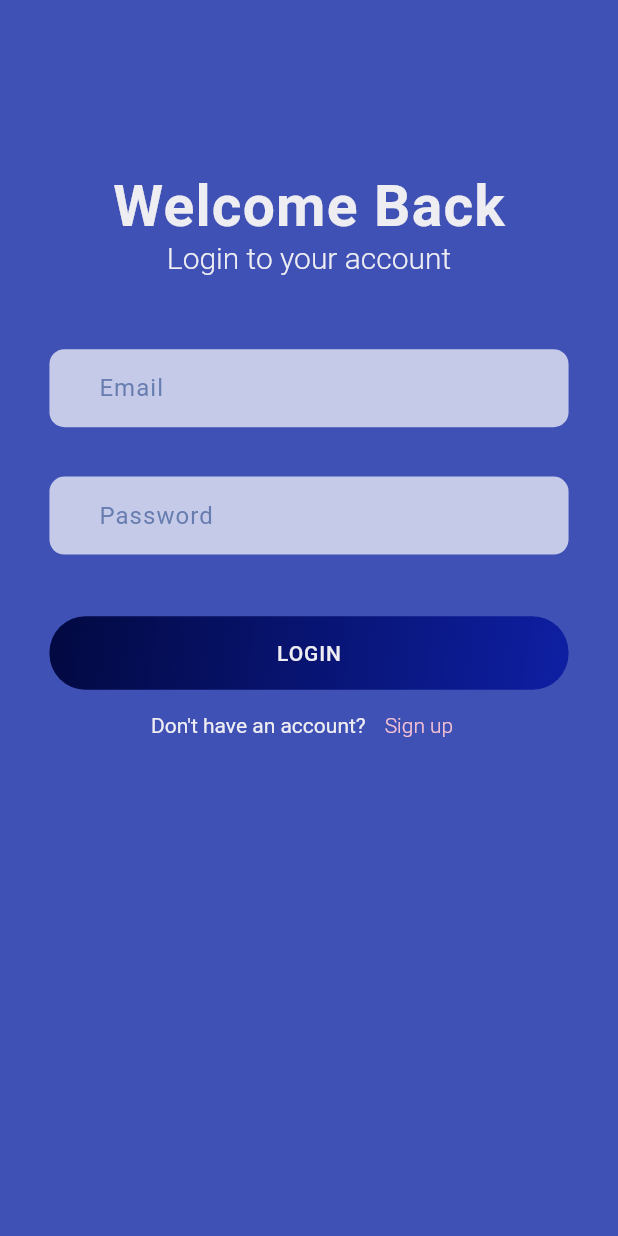
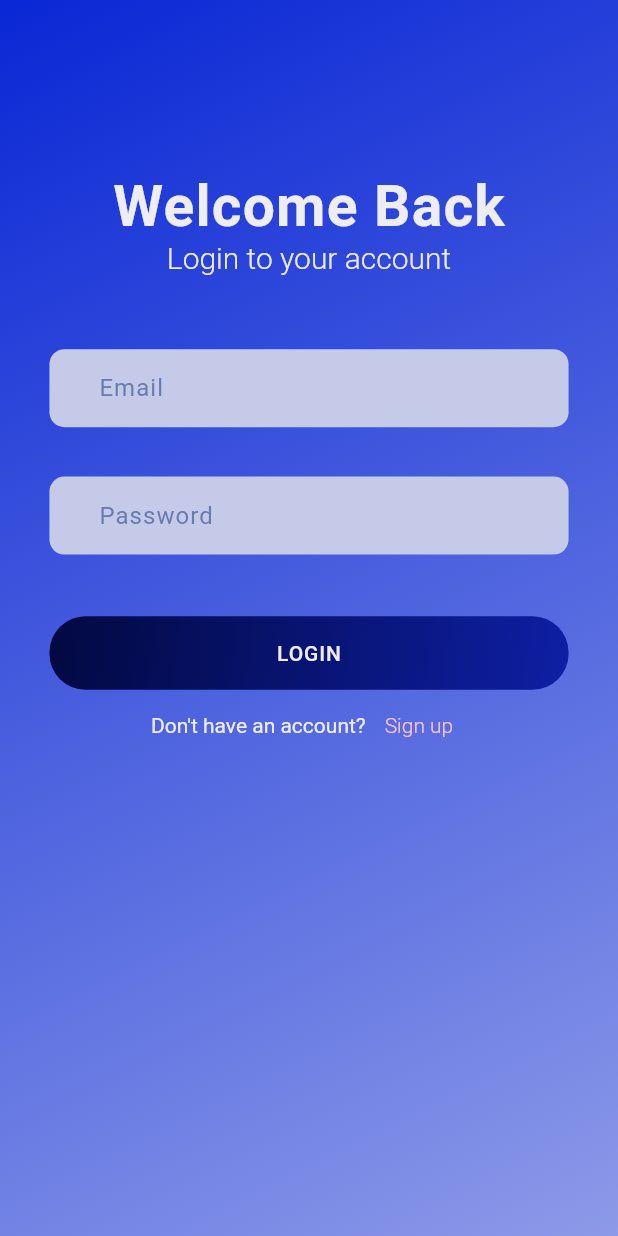
Before and after one commit to ayushrakesh/ticket_booking, a Flutter app: the screen it shows after launch, on a phone screen of 412 x 824 dp. Run offline on Flutter 3.47's test engine with Material 2 defaults, Android fonts, the phone set to English and light mode, and no system bars; our stand-ins replace barcode_widget, cloud_firestore, firebase_auth, firebase_core, fluentui_system_icons, flutter_dotenv and 3 more; missing offline and left inert: razorpay_flutter; accounts and stored records are empty.

```diff
--- a/lib/screens/all_tickets_screen.dart
+++ b/lib/screens/all_tickets_screen.dart
@@ -345,7 +345,7 @@ class _AllTicketsScreenState extends State<AllTicketsScreen> {
                       13,
                     ),
                   ),
-                  backgroundColor: Color.fromARGB(255, 205, 145, 230),
+                  backgroundColor: Color.fromARGB(255, 115, 9, 160),
                   padding: EdgeInsets.symmetric(
                     vertical: height * 0.02,
                   ),
--- a/lib/screens/home_screen.dart
+++ b/lib/screens/home_screen.dart
@@ -171,10 +171,10 @@ class _HomeScreenState extends State<HomeScreen> {
               ],
             ),
           ),
-          const Gap(15),
+          Gap(height * 0.02),
           Container(
             width: double.infinity,
-            height: height * 0.5,
+            height: height * 0.4,
             child: StreamBuilder<QuerySnapshot>(
               builder: (context, snapshot) {
                 // print(snapshot.data!.docs.
--- a/lib/screens/login_screen.dart
+++ b/lib/screens/login_screen.dart
@@ -87,8 +87,19 @@ class _LoginScreenState extends State<LoginScreen> {
 
   @override
   Widget build(BuildContext context) {
-    return Scaffold(
-      backgroundColor: Colors.indigo,
+    return Container(
+      decoration: BoxDecoration(
+        gradient: LinearGradient(
+          colors: [
+            const Color.fromARGB(255, 9, 39, 213),
+            Color.fromARGB(255, 140, 154, 232),
+          ],
+          begin: Alignment.topLeft,
+          end: Alignment.bottomRight,
+        ),
+      ),
+      child: Scaffold(
+        backgroundColor: Colors.transparent,
         body: SingleChildScrollView(
           child: Padding(
             padding: EdgeInsets.symmetric(
@@ -153,24 +164,35 @@ class _LoginScreenState extends State<LoginScreen> {
                               color: Styles.primaryColor, letterSpacing: 0.7),
                           fillColor: Colors.indigo.shade100,
                           filled: true,
+                          errorStyle: TextStyle(
+                            fontSize: 14,
+                            color: const Color.fromARGB(255, 235, 195, 75),
+                          ),
+                          border: OutlineInputBorder(
+                            borderRadius: BorderRadius.circular(
+                              10,
+                            ),
+                            borderSide: BorderSide.none,
+                          ),
                           contentPadding: EdgeInsets.symmetric(
-                            vertical: height * 0.02, horizontal: width * 0.08),
-                        focusedBorder: OutlineInputBorder(
-                          borderSide: BorderSide.none,
-                          borderRadius: BorderRadius.circular(10),
-                        ),
-                        enabledBorder: OutlineInputBorder(
-                          borderSide: BorderSide.none,
-                          borderRadius: BorderRadius.circular(10),
-                        ),
-                        disabledBorder: OutlineInputBorder(
-                          borderSide: BorderSide.none,
-                          borderRadius: BorderRadius.circular(10),
-                        ),
-                        errorBorder: OutlineInputBorder(
-                          borderSide: BorderSide.none,
-                          borderRadius: BorderRadius.circular(10),
-                        ),
+                              vertical: height * 0.02,
+                              horizontal: width * 0.08),
+                          // focusedBorder: OutlineInputBorder(
+                          //   borderSide: BorderSide.none,
+                          //   borderRadius: BorderRadius.circular(10),
+                          // ),
+                          // enabledBorder: OutlineInputBorder(
+                          //   borderSide: BorderSide.none,
+                          //   borderRadius: BorderRadius.circular(10),
+                          // ),
+                          // disabledBorder: OutlineInputBorder(
+                          //   borderSide: BorderSide.none,
+                          //   borderRadius: BorderRadius.circular(10),
+                          // ),
+                          // errorBorder: OutlineInputBorder(
+                          //   borderSide: BorderSide.none,
+                          //   borderRadius: BorderRadius.circular(10),
+                          // ),
                         ),
                       ),
                       Gap(height * .04),
@@ -192,6 +214,17 @@ class _LoginScreenState extends State<LoginScreen> {
                                 });
                               },
                               decoration: InputDecoration(
+                                errorStyle: TextStyle(
+                                  fontSize: 14,
+                                  color:
+                                      const Color.fromARGB(255, 235, 195, 75),
+                                ),
+                                border: OutlineInputBorder(
+                                  borderRadius: BorderRadius.circular(
+                                    10,
+                                  ),
+                                  borderSide: BorderSide.none,
+                                ),
                                 hintText: 'Username',
                                 hintStyle: TextStyle(
                                     color: Styles.primaryColor,
@@ -201,22 +234,22 @@ class _LoginScreenState extends State<LoginScreen> {
                                 contentPadding: EdgeInsets.symmetric(
                                     vertical: height * 0.02,
                                     horizontal: width * 0.08),
-                              focusedBorder: OutlineInputBorder(
-                                borderSide: BorderSide.none,
-                                borderRadius: BorderRadius.circular(10),
-                              ),
-                              enabledBorder: OutlineInputBorder(
-                                borderSide: BorderSide.none,
-                                borderRadius: BorderRadius.circular(10),
-                              ),
-                              disabledBorder: OutlineInputBorder(
-                                borderSide: BorderSide.none,
-                                borderRadius: BorderRadius.circular(10),
-                              ),
-                              errorBorder: OutlineInputBorder(
-                                borderSide: BorderSide.none,
-                                borderRadius: BorderRadius.circular(10),
-                              ),
+                                // focusedBorder: OutlineInputBorder(
+                                //   borderSide: BorderSide.none,
+                                //   borderRadius: BorderRadius.circular(10),
+                                // ),
+                                // enabledBorder: OutlineInputBorder(
+                                //   borderSide: BorderSide.none,
+                                //   borderRadius: BorderRadius.circular(10),
+                                // ),
+                                // disabledBorder: OutlineInputBorder(
+                                //   borderSide: BorderSide.none,
+                                //   borderRadius: BorderRadius.circular(10),
+                                // ),
+                                // errorBorder: OutlineInputBorder(
+                                //   borderSide: BorderSide.none,
+                                //   borderRadius: BorderRadius.circular(10),
+                                // ),
                               ),
                             ),
                             Gap(height * 0.04),
@@ -243,29 +276,40 @@ class _LoginScreenState extends State<LoginScreen> {
                           });
                         },
                         decoration: InputDecoration(
+                          errorStyle: TextStyle(
+                            fontSize: 14,
+                            color: const Color.fromARGB(255, 235, 195, 75),
+                          ),
+                          border: OutlineInputBorder(
+                            borderRadius: BorderRadius.circular(
+                              10,
+                            ),
+                            borderSide: BorderSide.none,
+                          ),
                           hintText: 'Password',
                           hintStyle: TextStyle(
                               color: Styles.primaryColor, letterSpacing: 0.7),
                           fillColor: Colors.indigo.shade100,
                           filled: true,
                           contentPadding: EdgeInsets.symmetric(
-                            vertical: height * 0.02, horizontal: width * 0.08),
-                        focusedBorder: OutlineInputBorder(
-                          borderSide: BorderSide.none,
-                          borderRadius: BorderRadius.circular(10),
-                        ),
-                        enabledBorder: OutlineInputBorder(
-                          borderSide: BorderSide.none,
-                          borderRadius: BorderRadius.circular(10),
-                        ),
-                        disabledBorder: OutlineInputBorder(
-                          borderSide: BorderSide.none,
-                          borderRadius: BorderRadius.circular(10),
-                        ),
-                        errorBorder: OutlineInputBorder(
-                          borderSide: BorderSide.none,
-                          borderRadius: BorderRadius.circular(10),
-                        ),
+                              vertical: height * 0.02,
+                              horizontal: width * 0.08),
+                          // focusedBorder: OutlineInputBorder(
+                          //   borderSide: BorderSide.none,
+                          //   borderRadius: BorderRadius.circular(10),
+                          // ),
+                          // enabledBorder: OutlineInputBorder(
+                          //   borderSide: BorderSide.none,
+                          //   borderRadius: BorderRadius.circular(10),
+                          // ),
+                          // disabledBorder: OutlineInputBorder(
+                          //   borderSide: BorderSide.none,
+                          //   borderRadius: BorderRadius.circular(10),
+                          // ),
+                          // errorBorder: OutlineInputBorder(
+                          //   borderSide: BorderSide.none,
+                          //   borderRadius: BorderRadius.circular(10),
+                          // ),
                         ),
                       ),
                       Gap(height * 0.05),
@@ -288,6 +332,17 @@ class _LoginScreenState extends State<LoginScreen> {
                                 });
                               },
                               decoration: InputDecoration(
+                                errorStyle: TextStyle(
+                                  fontSize: 14,
+                                  color:
+                                      const Color.fromARGB(255, 235, 195, 75),
+                                ),
+                                border: OutlineInputBorder(
+                                  borderRadius: BorderRadius.circular(
+                                    10,
+                                  ),
+                                  borderSide: BorderSide.none,
+                                ),
                                 hintText: 'Confirm Password',
                                 hintStyle: TextStyle(
                                     color: Styles.primaryColor,
@@ -296,23 +351,24 @@ class _LoginScreenState extends State<LoginScreen> {
                                 filled: true,
                                 contentPadding: EdgeInsets.symmetric(
                                   vertical: height * 0.02,
-                                  horizontal: width * 0.08),
-                              focusedBorder: OutlineInputBorder(
-                                borderSide: BorderSide.none,
-                                borderRadius: BorderRadius.circular(10),
+                                  horizontal: width * 0.08,
                                 ),
-                              enabledBorder: OutlineInputBorder(
-                                borderSide: BorderSide.none,
-                                borderRadius: BorderRadius.circular(10),
-                              ),
-                              disabledBorder: OutlineInputBorder(
-                                borderSide: BorderSide.none,
-                                borderRadius: BorderRadius.circular(10),
-                              ),
-                              errorBorder: OutlineInputBorder(
-                                borderSide: BorderSide.none,
-                                borderRadius: BorderRadius.circular(10),
-                              ),
+                                // focusedBorder: OutlineInputBorder(
+                                //   borderSide: BorderSide.none,
+                                //   borderRadius: BorderRadius.circular(10),
+                                // ),
+                                // enabledBorder: OutlineInputBorder(
+                                //   borderSide: BorderSide.none,
+                                //   borderRadius: BorderRadius.circular(10),
+                                // ),
+                                // disabledBorder: OutlineInputBorder(
+                                //   borderSide: BorderSide.none,
+                                //   borderRadius: BorderRadius.circular(10),
+                                // ),
+                                // errorBorder: OutlineInputBorder(
+                                //   borderSide: BorderSide.none,
+                                //   borderRadius: BorderRadius.circular(10),
+                                // ),
                               ),
                             ),
                             Gap(height * 0.08),
@@ -361,8 +417,8 @@ class _LoginScreenState extends State<LoginScreen> {
                                     confCtl.clear();
                                     userCtl.clear();
 
-                                  submitForm(
-                                      email, username, password, confPassword);
+                                    submitForm(email, username, password,
+                                        confPassword);
                                     // print(username);
                                     // print(email);
                                     // print(password);
@@ -373,7 +429,8 @@ class _LoginScreenState extends State<LoginScreen> {
                                 child: Text(
                                   isLogin ? 'LOGIN' : 'REGISTER',
                                   style: TextStyle(
-                                    color: Styles.bgColor, letterSpacing: 0.6),
+                                      color: Styles.bgColor,
+                                      letterSpacing: 0.6),
                                 ),
                               ),
                             ),
@@ -409,6 +466,7 @@ class _LoginScreenState extends State<LoginScreen> {
             ),
           ),
         ),
+      ),
     );
   }
 }
--- a/lib/screens/profile_screen.dart
+++ b/lib/screens/profile_screen.dart
@@ -118,7 +118,7 @@ class _ProfileScreenState extends State<ProfileScreen> {
                   ),
                   Gap(height * 0.005),
                   Text(
-                    'New York',
+                    'New Delhi',
                     style: TextStyle(
                       fontSize: 14,
                       fontWeight: FontWeight.w500,
@@ -160,20 +160,6 @@ class _ProfileScreenState extends State<ProfileScreen> {
                 ],
               ),
               const Spacer(),
-              Column(
-                children: [
-                  InkWell(
-                    onTap: () {},
-                    child: Text(
-                      'Edit',
-                      style: Styles.textStyle.copyWith(
-                        color: Styles.primaryColor,
-                        fontWeight: FontWeight.w400,
-                      ),
-                    ),
-                  ),
-                ],
-              ),
             ],
           ),
           Gap(height * 0.01),
@@ -387,7 +373,7 @@ class _ProfileScreenState extends State<ProfileScreen> {
                   mainAxisAlignment: MainAxisAlignment.spaceBetween,
                   children: [
                     Text(
-                      'Miles accrued',
+                      'Distance accrued',
                       style: Styles.headLineStyle4.copyWith(
                         fontSize: 16,
                       ),
@@ -518,7 +504,7 @@ class _ProfileScreenState extends State<ProfileScreen> {
                 style: ElevatedButton.styleFrom(
                   elevation: 12.0,
                   padding: EdgeInsets.symmetric(
-                      vertical: height * 0.03, horizontal: width * 0.1),
+                      vertical: height * 0.028, horizontal: width * 0.1),
                   backgroundColor: Colors.deepOrange,
                   shape: RoundedRectangleBorder(
                     borderRadius: BorderRadius.circular(
--- a/lib/screens/search_screen.dart
+++ b/lib/screens/search_screen.dart
@@ -59,6 +59,7 @@ class SearchScreen extends StatelessWidget {
                         image: const DecorationImage(
                           fit: BoxFit.fill,
                           image: AssetImage('assets/images/sit.jpg'),
+                          filterQuality: FilterQuality.low,
                         ),
                       ),
                     ),
--- a/lib/widgets/hotel.dart
+++ b/lib/widgets/hotel.dart
@@ -36,7 +36,7 @@ class Hotel extends StatelessWidget {
         crossAxisAlignment: CrossAxisAlignment.start,
         children: [
           Container(
-            height: height * 0.26,
+            height: height * 0.21,
             width: width * 0.46,
             decoration: BoxDecoration(
               borderRadius: BorderRadius.circular(12),
@@ -52,22 +52,23 @@ class Hotel extends StatelessWidget {
                 borderRadius: BorderRadius.circular(12),
                 child: FadeInImage.assetNetwork(
                     fit: BoxFit.cover,
+                    filterQuality: FilterQuality.low,
                     placeholder: 'assets/gifs/loading.gif',
                     image: hotel['image']),
               ),
             ),
           ),
-          const Gap(10),
+          Gap(height * 0.01),
           Text(
             hotel['place'],
             style: Styles.headLineStyle2.copyWith(color: Styles.kakiColor),
           ),
-          const Gap(5),
+          Gap(height * 0.01),
           Text(
             hotel['destination'],
             style: Styles.headLineStyle3.copyWith(color: Colors.white),
           ),
-          const Gap(8),
+          Gap(height * 0.005),
           Text(
             '\$${hotel['price'].toString()}/night',
             style: Styles.headLineStyle1.copyWith(color: Styles.kakiColor),
--- a/lib/widgets/ticket.dart
+++ b/lib/widgets/ticket.dart
@@ -19,12 +19,12 @@ class Ticket extends StatelessWidget {
 
     return Container(
       padding: isColor == false ? EdgeInsets.only(left: width * 0.04) : null,
-      width: width * 0.75,
+      width: width * 0.77,
       child: Column(
         children: [
           // Blue part of the ticket
           Container(
-            height: height * 0.12,
+            height: height * 0.11,
             decoration: BoxDecoration(
               color: isColor == false ? const Color(0xFF526799) : Colors.white,
               borderRadius: const BorderRadius.only(
@@ -116,7 +116,7 @@ class Ticket extends StatelessWidget {
           ),
           // Orange part of the ticket
           Container(
-            height: height * 0.036,
+            height: height * 0.032,
             color: isColor == false ? Styles.orangeColor : Colors.white,
             child: Row(
               children: [
@@ -159,7 +159,7 @@ class Ticket extends StatelessWidget {
             ),
           ),
           Container(
-            height: height * 0.11,
+            height: height * 0.10,
             decoration: BoxDecoration(
               color: isColor == false ? Styles.orangeColor : Colors.white,
               borderRadius: BorderRadius.only(
```
Lines whose indentation alone changed are shown as unchanged.
